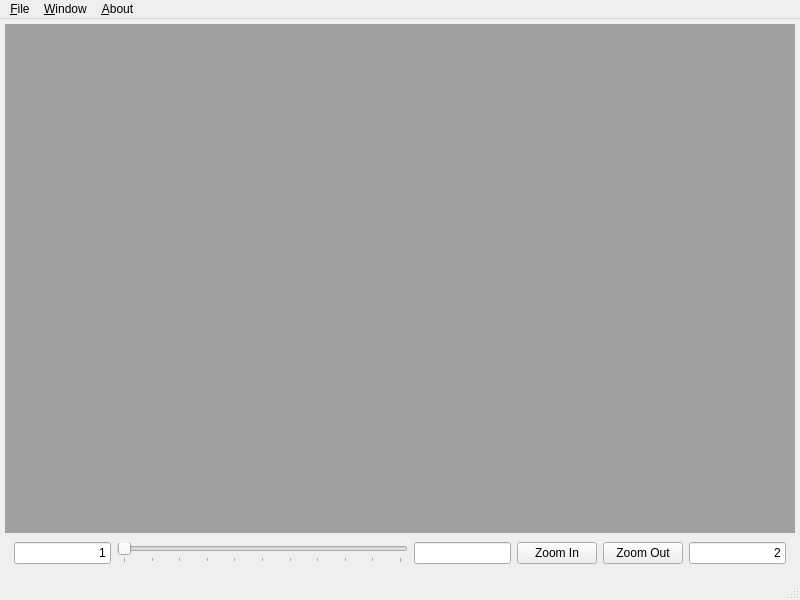
First picture: the form in MainWindowUI.ui, repository dsoutw/RenormalizationPlot, before the edit.
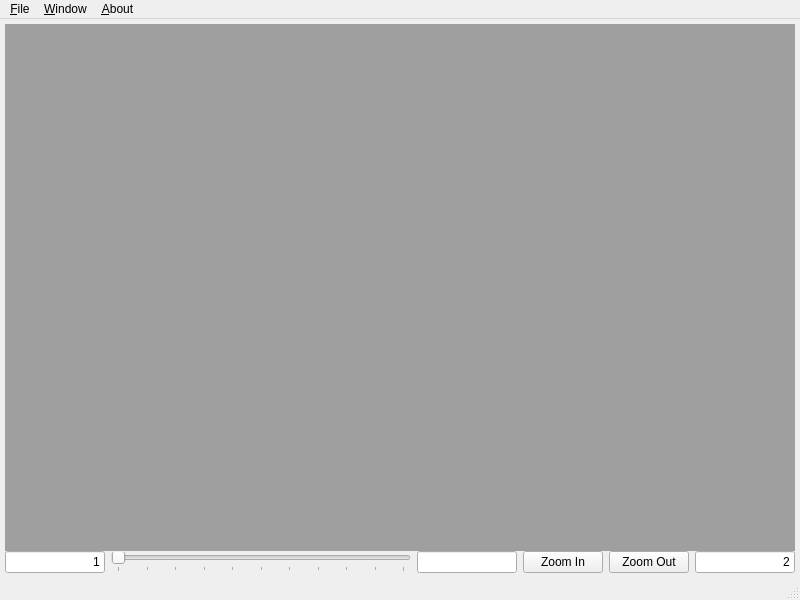
Second picture: the form after the edit.

Commit message: fixed: parameter sufficiency

```diff
--- a/MainWindowUI.ui
+++ b/MainWindowUI.ui
@@ -49,6 +49,18 @@
     <item>
      <widget class="QWidget" name="parameterWidget" native="true">
       <layout class="QHBoxLayout" name="horizontalLayout" stretch="1,3,1,0,0,1">
+       <property name="leftMargin">
+        <number>0</number>
+       </property>
+       <property name="topMargin">
+        <number>0</number>
+       </property>
+       <property name="rightMargin">
+        <number>0</number>
+       </property>
+       <property name="bottomMargin">
+        <number>0</number>
+       </property>
        <item>
         <widget class="QLineEdit" name="parameterMinEdit">
          <property name="baseSize">
```
The commit also changes 2 other files.
